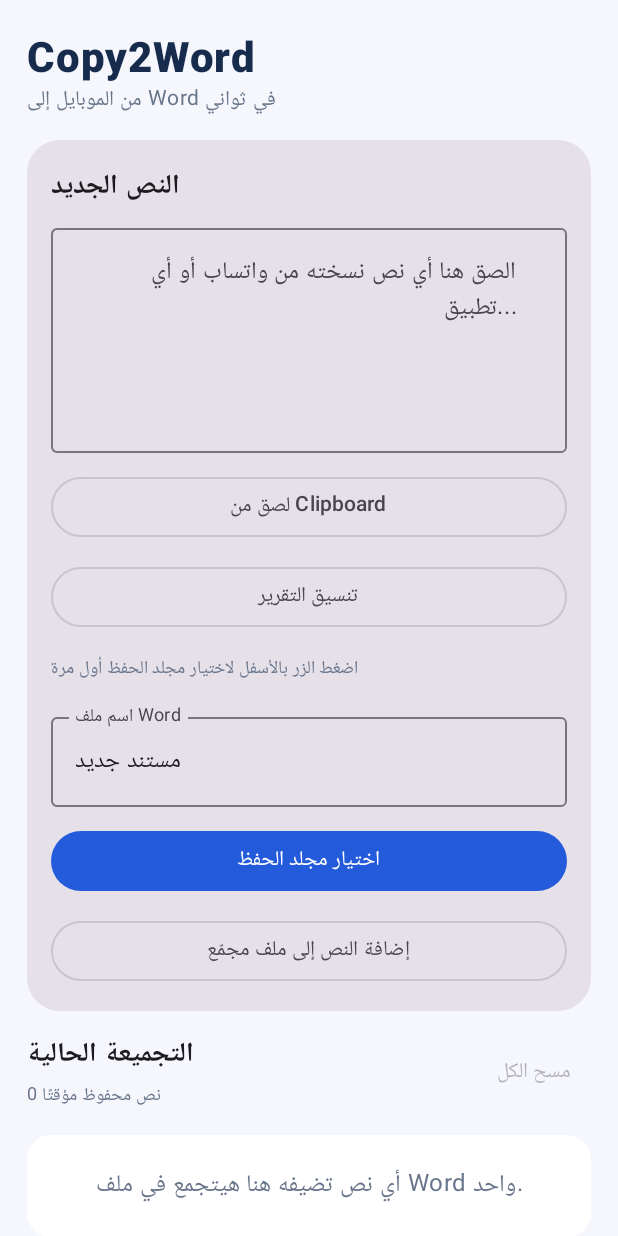
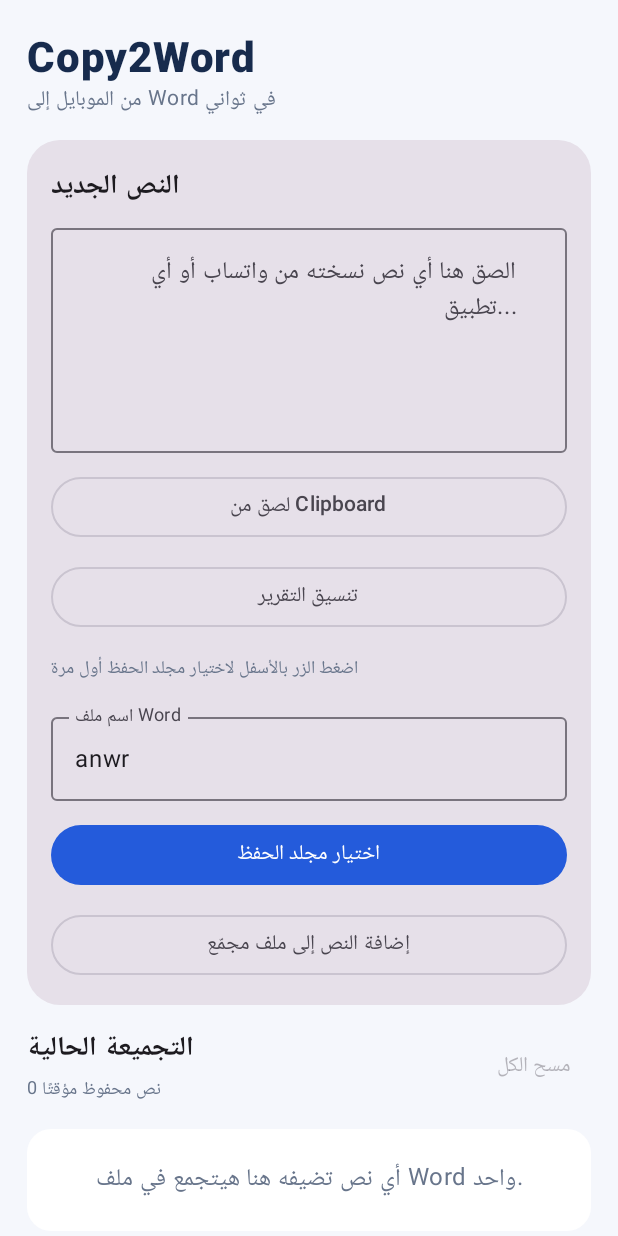
Before and after one commit to Nonocode-byt/First, an Android app built with Jetpack Compose: the screen it shows after launch (MainActivity), on a phone screen of 412 x 824 dp. Run offline under Robolectric (Android 15) with nearby library versions, the phone set to English and light mode, and no system bars.

Commit message:
Set default Word filename to anwr

```diff
--- a/app/src/main/java/com/copy2word/app/MainActivity.kt
+++ b/app/src/main/java/com/copy2word/app/MainActivity.kt
@@ -116,7 +116,7 @@ private fun Copy2WordScreen(
 ) {
     val context = LocalContext.current
     var draft by remember { mutableStateOf("") }
-    var fileName by remember { mutableStateOf("مستند جديد") }
+    var fileName by remember { mutableStateOf("anwr") }
     val snippets = remember { mutableStateListOf<String>() }
     val clipboard = context.getSystemService(Context.CLIPBOARD_SERVICE) as android.content.ClipboardManager
 
```
